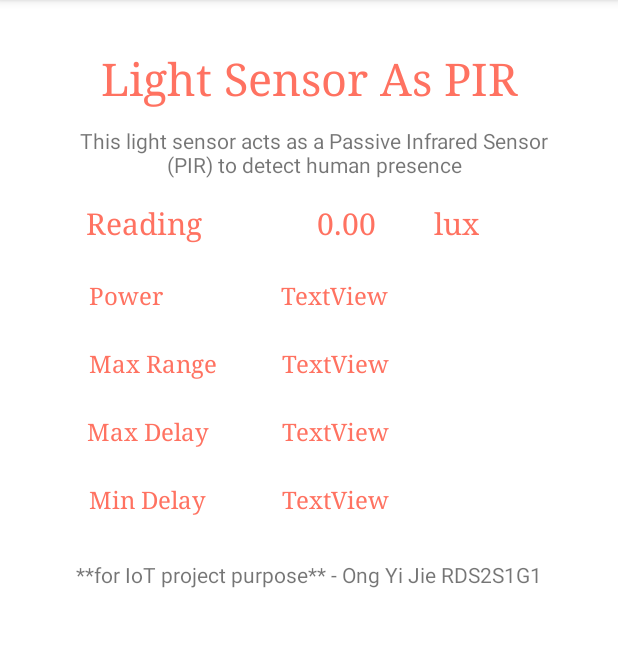
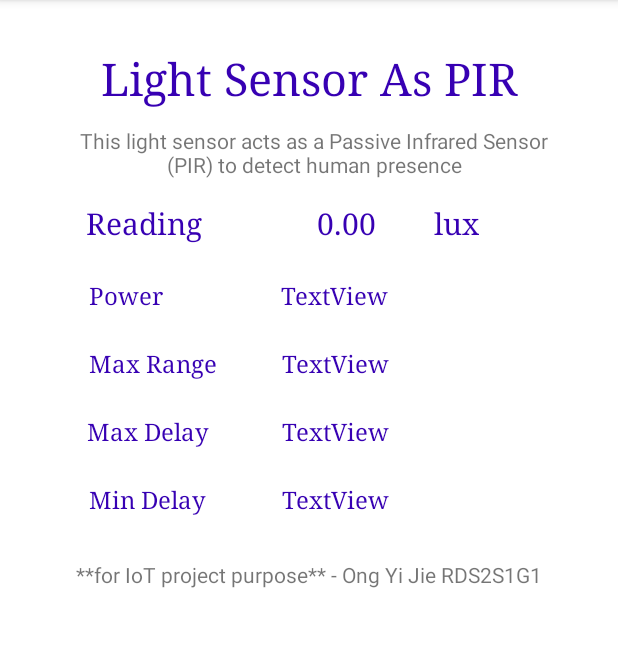
Before and after one commit to ongyijie/LSasPIR, an Android app: the screen it shows after launch (MainActivity), on a phone screen of 412 x 824 dp, the part 84-731 px from its top. Run offline under Robolectric (Android 15) with nearby library versions, the phone set to English and light mode, and no system bars; our stand-ins replace Firebase (no records; nobody signed in at launch, a user with empty details on screens opened directly).

Commit message:
17/11 final commit

```diff
--- a/app/build.gradle
+++ b/app/build.gradle
@@ -10,7 +10,7 @@ android {
     buildToolsVersion "30.0.2"
 
     defaultConfig {
-        applicationId "my.edu.tarc.lightsensor"
+        applicationId "my.edu.tarc.ls_as_pir"
         minSdkVersion 16
         targetSdkVersion 30
         versionCode 1
--- a/app/src/main/AndroidManifest.xml
+++ b/app/src/main/AndroidManifest.xml
@@ -8,7 +8,7 @@
         android:label="@string/app_name"
         android:roundIcon="@mipmap/ic_launcher_round"
         android:supportsRtl="true"
-        android:theme="@style/Theme.LightSensor">
+        android:theme="@style/Theme.LSasPIR">
         <activity android:name="my.edu.tarc.ls_as_pir.MainActivity">
             <intent-filter>
                 <action android:name="android.intent.action.MAIN" />
--- a/app/src/main/res/layout/activity_main.xml
+++ b/app/src/main/res/layout/activity_main.xml
@@ -17,7 +17,7 @@
         android:fontFamily="serif"
         android:gravity="center"
         android:text="@string/title"
-        android:textColor="@color/colorPrimaryDark"
+        android:textColor="@color/purple_700"
         android:textSize="30sp"
         app:layout_constraintBottom_toBottomOf="parent"
         app:layout_constraintEnd_toEndOf="parent"
@@ -39,7 +39,7 @@
         android:layout_height="wrap_content"
         android:fontFamily="serif"
         android:text="@string/default_reading"
-        android:textColor="@color/colorPrimaryDark"
+        android:textColor="@color/purple_700"
         android:textSize="20sp"
         app:layout_constraintEnd_toStartOf="@+id/guideline2"
         app:layout_constraintHorizontal_bias="0.817"
@@ -52,7 +52,7 @@
         android:layout_height="wrap_content"
         android:fontFamily="serif"
         android:text="@string/lux"
-        android:textColor="@color/colorPrimaryDark"
+        android:textColor="@color/purple_700"
         android:textSize="20sp"
         app:layout_constraintBottom_toBottomOf="@+id/textViewReading"
         app:layout_constraintEnd_toEndOf="parent"
@@ -70,7 +70,7 @@
         android:layout_marginTop="24dp"
         android:fontFamily="serif"
         android:text="@string/max"
-        android:textColor="@color/colorPrimaryDark"
+        android:textColor="@color/purple_700"
         android:textSize="16sp"
         app:layout_constraintStart_toStartOf="parent"
         app:layout_constraintTop_toBottomOf="@+id/textViewPowerTag" />
@@ -84,7 +84,7 @@
         android:layout_marginTop="24dp"
         android:fontFamily="serif"
         android:text="@string/power"
-        android:textColor="@color/colorPrimaryDark"
+        android:textColor="@color/purple_700"
         android:textSize="16sp"
         app:layout_constraintStart_toStartOf="parent"
         app:layout_constraintTop_toBottomOf="@+id/textViewReadingTag" />
@@ -100,7 +100,7 @@
         android:layout_marginRight="10dp"
         android:fontFamily="serif"
         android:text="@string/reading"
-        android:textColor="@color/colorPrimaryDark"
+        android:textColor="@color/purple_700"
         android:textSize="20sp"
         app:layout_constraintEnd_toStartOf="@+id/guideline"
         app:layout_constraintHorizontal_bias="1.0"
@@ -113,7 +113,7 @@
         android:layout_height="wrap_content"
         android:fontFamily="serif"
         android:text="TextView"
-        android:textColor="@color/colorPrimaryDark"
+        android:textColor="@color/purple_700"
         android:textSize="16sp"
         app:layout_constraintBottom_toBottomOf="@+id/textViewMinTag"
         app:layout_constraintEnd_toStartOf="@+id/guideline2"
@@ -127,7 +127,7 @@
         android:layout_height="wrap_content"
         android:fontFamily="serif"
         android:text="TextView"
-        android:textColor="@color/colorPrimaryDark"
+        android:textColor="@color/purple_700"
         android:textSize="16sp"
         app:layout_constraintBottom_toBottomOf="@+id/textViewPowerTag"
         app:layout_constraintEnd_toStartOf="@+id/guideline2"
@@ -144,7 +144,7 @@
         android:layout_marginTop="24dp"
         android:fontFamily="serif"
         android:text="@string/max_delay"
-        android:textColor="@color/colorPrimaryDark"
+        android:textColor="@color/purple_700"
         android:textSize="16sp"
         app:layout_constraintStart_toStartOf="parent"
         app:layout_constraintTop_toBottomOf="@+id/textViewRangeTag" />
@@ -158,7 +158,7 @@
         android:layout_marginTop="24dp"
         android:fontFamily="serif"
         android:text="@string/min_delay"
-        android:textColor="@color/colorPrimaryDark"
+        android:textColor="@color/purple_700"
         android:textSize="16sp"
         app:layout_constraintStart_toStartOf="parent"
         app:layout_constraintTop_toBottomOf="@+id/textViewMaxTag" />
@@ -169,7 +169,7 @@
         android:layout_height="wrap_content"
         android:fontFamily="serif"
         android:text="TextView"
-        android:textColor="@color/colorPrimaryDark"
+        android:textColor="@color/purple_700"
         android:textSize="16sp"
         app:layout_constraintBottom_toBottomOf="@+id/textViewRangeTag"
         app:layout_constraintEnd_toStartOf="@+id/guideline2"
@@ -183,7 +183,7 @@
         android:layout_height="wrap_content"
         android:fontFamily="serif"
         android:text="TextView"
-        android:textColor="@color/colorPrimaryDark"
+        android:textColor="@color/purple_700"
         android:textSize="16sp"
         app:layout_constraintBottom_toBottomOf="@+id/textViewMaxTag"
         app:layout_constraintEnd_toStartOf="@+id/guideline2"
--- a/app/src/main/res/values/themes.xml
+++ b/app/src/main/res/values/themes.xml
@@ -1,6 +1,6 @@
 <resources xmlns:tools="http://schemas.android.com/tools">
     <!-- Base application theme. -->
-    <style name="Theme.LightSensor" parent="Theme.MaterialComponents.DayNight.DarkActionBar">
+    <style name="Theme.LSasPIR" parent="Theme.MaterialComponents.DayNight.DarkActionBar">
         <!-- Primary brand color. -->
         <item name="colorPrimary">@color/black</item>
         <item name="colorPrimaryVariant">@color/black</item>
--- a/settings.gradle
+++ b/settings.gradle
@@ -1,2 +1,2 @@
 include ':app'
-rootProject.name = "LightSensor"
+rootProject.name = "LSasPIR"
```
Also changed, not shown: app/src/main/java/my/edu/tarc/ls_as_pir/MainActivity.kt (+10 -6 lines).
